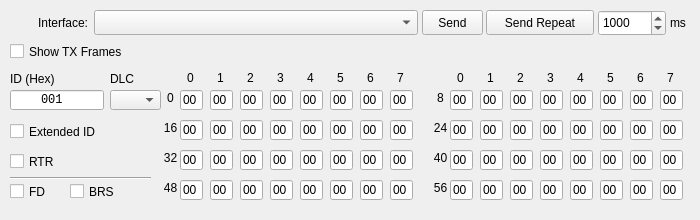
Above: src/window/RawTxWindow/RawTxWindow.ui from 1-hexene/CANgaroo before the change. Below: the same form after it.
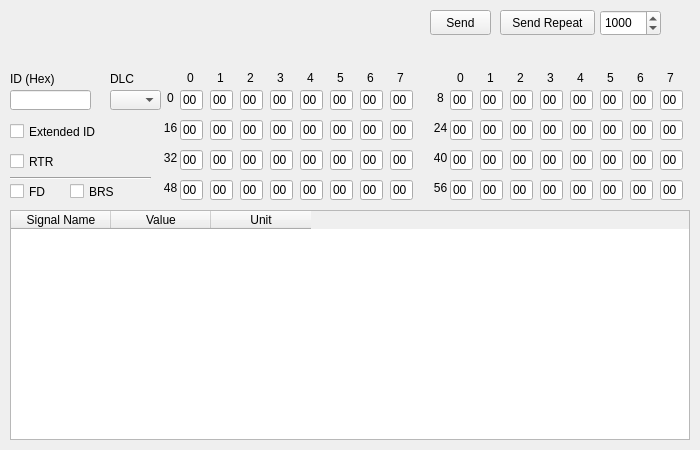
That is the form after the change.

```diff
--- a/src/window/RawTxWindow/RawTxWindow.ui
+++ b/src/window/RawTxWindow/RawTxWindow.ui
@@ -7,7 +7,7 @@
     <x>0</x>
     <y>0</y>
     <width>700</width>
-    <height>220</height>
+    <height>450</height>
    </rect>
   </property>
   <property name="sizePolicy">
@@ -18,14 +18,8 @@
   </property>
   <property name="minimumSize">
    <size>
-    <width>700</width>
-    <height>220</height>
-   </size>
-  </property>
-  <property name="maximumSize">
-   <size>
-    <width>700</width>
-    <height>220</height>
+    <width>100</width>
+    <height>100</height>
    </size>
   </property>
   <property name="baseSize">
@@ -37,10 +31,35 @@
   <property name="windowTitle">
    <string>Raw Transmit</string>
   </property>
+  <widget class="QTableWidget" name="tableSignals">
+   <property name="geometry">
+    <rect>
+     <x>10</x>
+     <y>210</y>
+     <width>680</width>
+     <height>230</height>
+    </rect>
+   </property>
+   <column>
+    <property name="text">
+     <string>Signal Name</string>
+    </property>
+   </column>
+   <column>
+    <property name="text">
+     <string>Value</string>
+    </property>
+   </column>
+   <column>
+    <property name="text">
+     <string>Unit</string>
+    </property>
+   </column>
+  </widget>
   <widget class="QPushButton" name="singleSendButton">
    <property name="geometry">
     <rect>
-     <x>422</x>
+     <x>430</x>
      <y>10</y>
      <width>61</width>
      <height>25</height>
@@ -53,9 +72,9 @@
   <widget class="QPushButton" name="repeatSendButton">
    <property name="geometry">
     <rect>
-     <x>486</x>
+     <x>500</x>
      <y>10</y>
-     <width>108</width>
+     <width>95</width>
      <height>25</height>
     </rect>
    </property>
@@ -66,25 +85,12 @@
     <bool>true</bool>
    </property>
   </widget>
-  <widget class="QLabel" name="label_11">
-   <property name="geometry">
-    <rect>
-     <x>670</x>
-     <y>10</y>
-     <width>31</width>
-     <height>26</height>
-    </rect>
-   </property>
-   <property name="text">
-    <string>ms</string>
-   </property>
-  </widget>
   <widget class="QLineEdit" name="fieldAddress">
    <property name="geometry">
     <rect>
      <x>10</x>
      <y>90</y>
-     <width>94</width>
+     <width>81</width>
      <height>20</height>
     </rect>
    </property>
@@ -100,7 +106,7 @@
     <string>HHHHHHHH</string>
    </property>
    <property name="text">
-    <string notr="true">001</string>
+    <string notr="true"/>
    </property>
    <property name="frame">
     <bool>true</bool>
@@ -150,9 +156,9 @@
   <widget class="QSpinBox" name="spinBox_RepeatRate">
    <property name="geometry">
     <rect>
-     <x>598</x>
+     <x>600</x>
      <y>10</y>
-     <width>68</width>
+     <width>61</width>
      <height>26</height>
     </rect>
    </property>
@@ -189,32 +195,6 @@
     <string>Extended ID</string>
    </property>
   </widget>
-  <widget class="QComboBox" name="comboBoxInterface">
-   <property name="geometry">
-    <rect>
-     <x>94</x>
-     <y>10</y>
-     <width>324</width>
-     <height>25</height>
-    </rect>
-   </property>
-  </widget>
-  <widget class="QLabel" name="label_12">
-   <property name="geometry">
-    <rect>
-     <x>8</x>
-     <y>10</y>
-     <width>80</width>
-     <height>26</height>
-    </rect>
-   </property>
-   <property name="text">
-    <string>Interface:</string>
-   </property>
-   <property name="alignment">
-    <set>Qt::AlignRight|Qt::AlignTrailing|Qt::AlignVCenter</set>
-   </property>
-  </widget>
   <widget class="QCheckBox" name="checkbox_BRS">
    <property name="geometry">
     <rect>
@@ -1855,7 +1835,7 @@
    <property name="geometry">
     <rect>
      <x>430</x>
-     <y>40</y>
+     <y>10</y>
      <width>231</width>
      <height>20</height>
     </rect>
@@ -1864,19 +1844,6 @@
     <string/>
    </property>
   </widget>
-  <widget class="QCheckBox" name="checkBox_Display_TX">
-   <property name="geometry">
-    <rect>
-     <x>10</x>
-     <y>40</y>
-     <width>141</width>
-     <height>23</height>
-    </rect>
-   </property>
-   <property name="text">
-    <string>Show TX Frames</string>
-   </property>
-  </widget>
   <widget class="Line" name="line">
    <property name="geometry">
     <rect>
```
Left out of the diff: 17 changed lines with no effect on the pictures.
